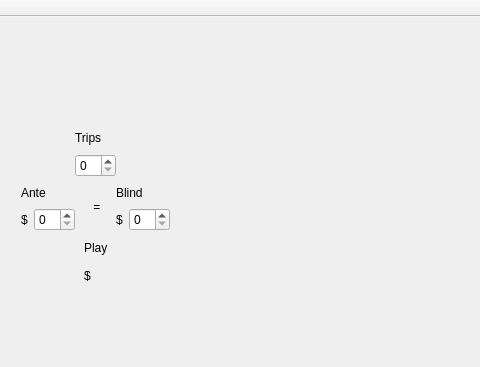
Before: the Qt Designer form forms/ultimatetexasholdem.ui in Math3808Team/UltimateTexasHoldem, drawn with Qt 5; both pictures show x 0 to 480 and y 0 to 367 of the 948 by 569 pixel window.
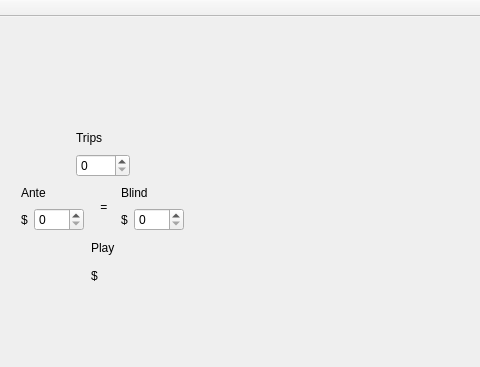
After: the same form once the commit is applied.

Commit message: changed max bets to 1000, increase size of spinboxes

What changed in the file:
```diff
--- a/forms/ultimatetexasholdem.ui
+++ b/forms/ultimatetexasholdem.ui
@@ -172,7 +172,7 @@
      </item>
     </layout>
    </widget>
-   <widget class="QWidget" name="">
+   <widget class="QWidget" name="layoutWidget">
     <property name="geometry">
      <rect>
       <x>10</x>
@@ -201,7 +201,7 @@
      </item>
     </layout>
    </widget>
-   <widget class="QWidget" name="">
+   <widget class="QWidget" name="layoutWidget">
     <property name="geometry">
      <rect>
       <x>740</x>
@@ -301,7 +301,7 @@
      </item>
     </layout>
    </widget>
-   <widget class="QWidget" name="">
+   <widget class="QWidget" name="layoutWidget">
     <property name="geometry">
      <rect>
       <x>640</x>
@@ -400,12 +400,12 @@
      </item>
     </layout>
    </widget>
-   <widget class="QWidget" name="">
+   <widget class="QWidget" name="layoutWidget">
     <property name="geometry">
      <rect>
       <x>10</x>
       <y>100</y>
-      <width>171</width>
+      <width>185</width>
       <height>180</height>
      </rect>
     </property>
@@ -435,7 +435,17 @@
           </widget>
          </item>
          <item>
-          <widget class="QSpinBox" name="spinBox"/>
+          <widget class="QSpinBox" name="tripSpinBox">
+           <property name="minimumSize">
+            <size>
+             <width>50</width>
+             <height>0</height>
+            </size>
+           </property>
+           <property name="maximum">
+            <number>1000</number>
+           </property>
+          </widget>
          </item>
         </layout>
        </item>
@@ -475,7 +485,17 @@
             </widget>
            </item>
            <item>
-            <widget class="QSpinBox" name="anteSpinBox"/>
+            <widget class="QSpinBox" name="anteSpinBox">
+             <property name="minimumSize">
+              <size>
+               <width>50</width>
+               <height>0</height>
+              </size>
+             </property>
+             <property name="maximum">
+              <number>1000</number>
+             </property>
+            </widget>
            </item>
           </layout>
          </item>
@@ -533,7 +553,17 @@
             </widget>
            </item>
            <item>
-            <widget class="QSpinBox" name="blindSpinBox"/>
+            <widget class="QSpinBox" name="blindSpinBox">
+             <property name="minimumSize">
+              <size>
+               <width>50</width>
+               <height>0</height>
+              </size>
+             </property>
+             <property name="maximum">
+              <number>1000</number>
+             </property>
+            </widget>
            </item>
           </layout>
          </item>
@@ -602,7 +632,7 @@
      </item>
     </layout>
    </widget>
-   <widget class="QWidget" name="">
+   <widget class="QWidget" name="layoutWidget">
     <property name="geometry">
      <rect>
       <x>250</x>
@@ -649,7 +679,7 @@
      </item>
     </layout>
    </widget>
-   <widget class="QWidget" name="">
+   <widget class="QWidget" name="layoutWidget">
     <property name="geometry">
      <rect>
       <x>250</x>
@@ -694,7 +724,7 @@
      </item>
     </layout>
    </widget>
-   <widget class="QWidget" name="">
+   <widget class="QWidget" name="layoutWidget">
     <property name="geometry">
      <rect>
       <x>250</x>
```
Left out of the diff: 8 changed lines with no effect on the pictures.
